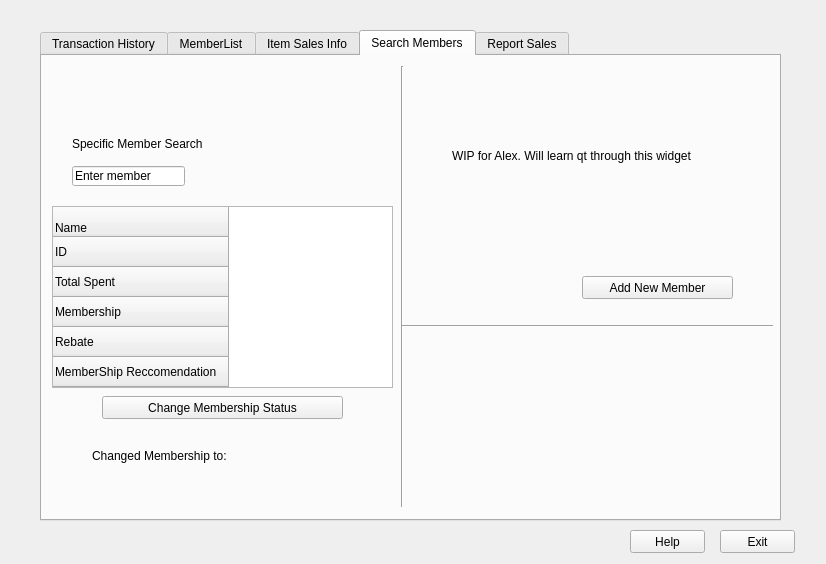
The window that WarehouseIO/mainprogram.ui (mulvaneya7/Bad-Badgers) describes before a commit, drawn with Qt 5.
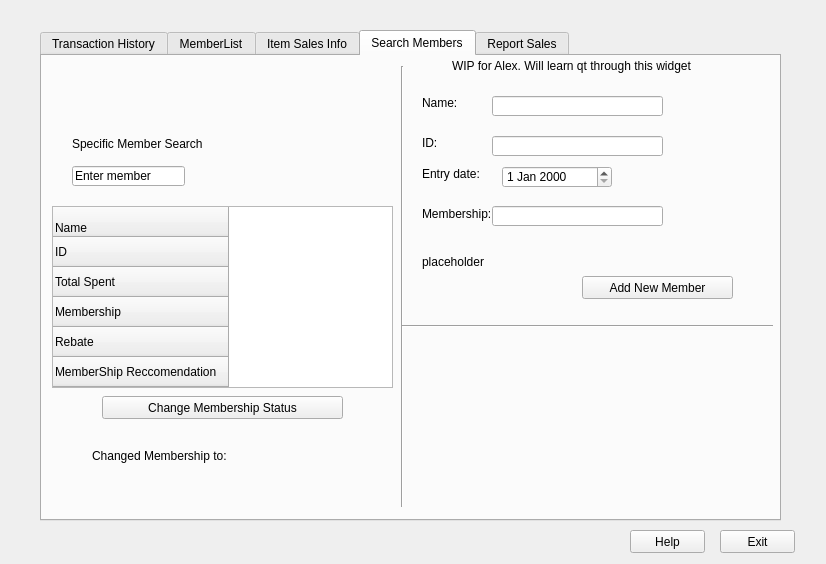
The same window after the commit. The open tabs and pages were chosen to show the change.

Diff of the .ui file:
```diff
--- a/WarehouseIO/mainprogram.ui
+++ b/WarehouseIO/mainprogram.ui
@@ -458,7 +458,7 @@
      <property name="geometry">
       <rect>
        <x>410</x>
-       <y>90</y>
+       <y>0</y>
        <width>261</width>
        <height>20</height>
       </rect>
@@ -467,6 +467,111 @@
       <string>WIP for Alex. Will learn qt through this widget</string>
      </property>
     </widget>
+    <widget class="QLabel" name="addName">
+     <property name="geometry">
+      <rect>
+       <x>380</x>
+       <y>40</y>
+       <width>47</width>
+       <height>13</height>
+      </rect>
+     </property>
+     <property name="text">
+      <string>Name:</string>
+     </property>
+    </widget>
+    <widget class="QLabel" name="addId">
+     <property name="geometry">
+      <rect>
+       <x>380</x>
+       <y>80</y>
+       <width>47</width>
+       <height>13</height>
+      </rect>
+     </property>
+     <property name="text">
+      <string>ID:</string>
+     </property>
+    </widget>
+    <widget class="QLabel" name="addDate">
+     <property name="geometry">
+      <rect>
+       <x>380</x>
+       <y>110</y>
+       <width>71</width>
+       <height>16</height>
+      </rect>
+     </property>
+     <property name="text">
+      <string>Entry date:</string>
+     </property>
+    </widget>
+    <widget class="QLabel" name="addMember">
+     <property name="geometry">
+      <rect>
+       <x>380</x>
+       <y>150</y>
+       <width>71</width>
+       <height>16</height>
+      </rect>
+     </property>
+     <property name="text">
+      <string>Membership:</string>
+     </property>
+    </widget>
+    <widget class="QDateEdit" name="addDateEdit">
+     <property name="geometry">
+      <rect>
+       <x>460</x>
+       <y>110</y>
+       <width>110</width>
+       <height>22</height>
+      </rect>
+     </property>
+    </widget>
+    <widget class="QLineEdit" name="addNameEdit">
+     <property name="geometry">
+      <rect>
+       <x>450</x>
+       <y>40</y>
+       <width>171</width>
+       <height>20</height>
+      </rect>
+     </property>
+    </widget>
+    <widget class="QLineEdit" name="addIdEdit">
+     <property name="geometry">
+      <rect>
+       <x>450</x>
+       <y>80</y>
+       <width>171</width>
+       <height>20</height>
+      </rect>
+     </property>
+    </widget>
+    <widget class="QLineEdit" name="addMemberEdit">
+     <property name="geometry">
+      <rect>
+       <x>450</x>
+       <y>150</y>
+       <width>171</width>
+       <height>20</height>
+      </rect>
+     </property>
+    </widget>
+    <widget class="QLabel" name="addMemberError">
+     <property name="geometry">
+      <rect>
+       <x>380</x>
+       <y>195</y>
+       <width>231</width>
+       <height>21</height>
+      </rect>
+     </property>
+     <property name="text">
+      <string>placeholder</string>
+     </property>
+    </widget>
    </widget>
    <widget class="QWidget" name="ReportSales">
     <attribute name="title">
```
Left out of the diff: 2 changed lines with no effect on the pictures.
